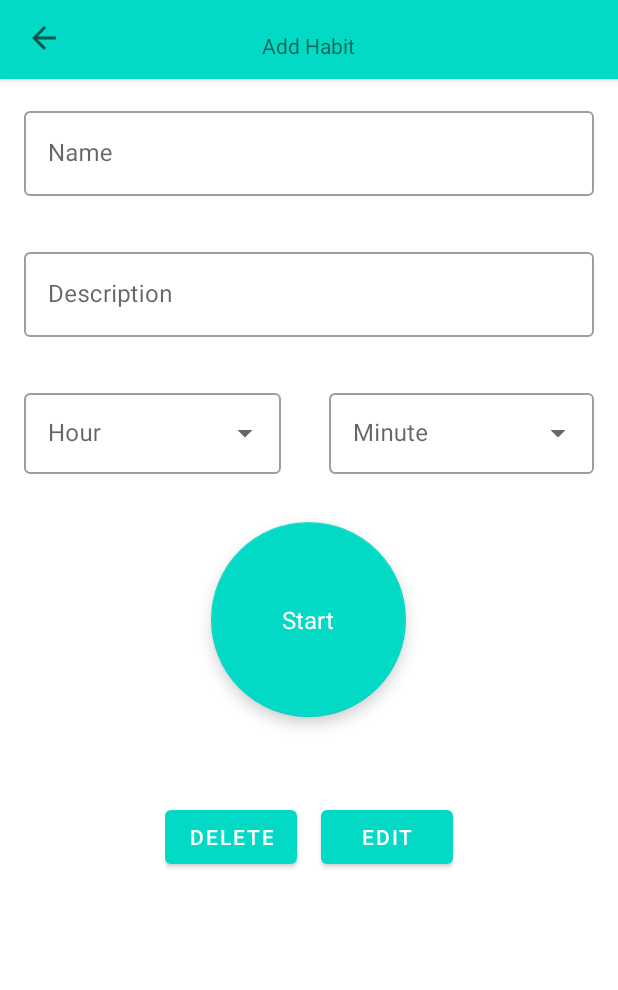
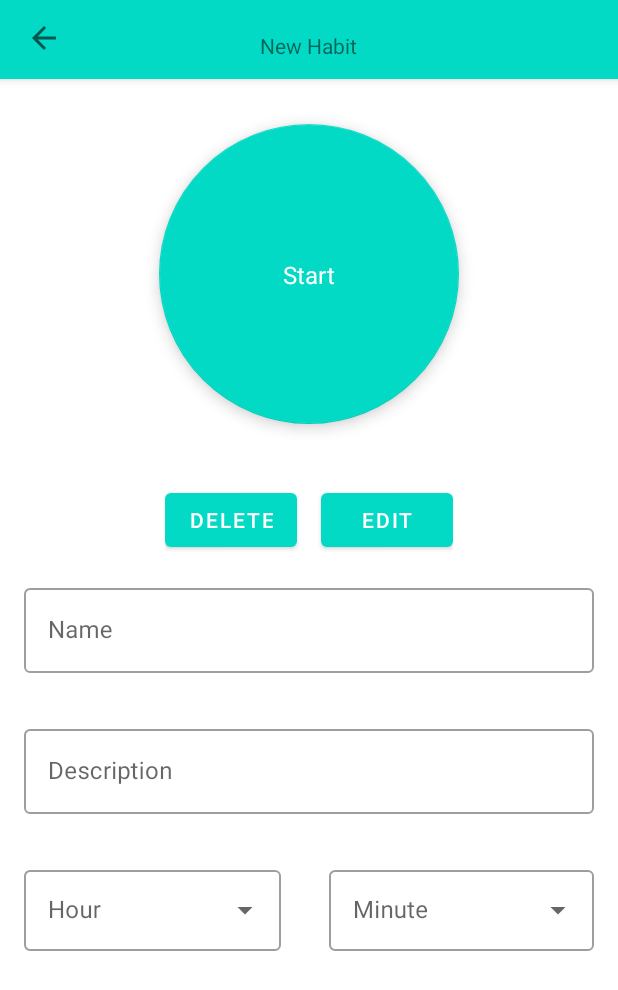
Before and after one commit to Oktawski/tasks-and-habits-android, an Android app: the fragment HabitDetailsFragment placed in its activity, on a phone screen of 412 x 824 dp. Shown: the top 990 px of the screen. Run offline under Robolectric (Android 15) with nearby library versions, the phone set to English and light mode, and no system bars; our stand-ins replace Room's generated code, RxJava; Roboto replaces fonts that are not available here; 1 statement that could not run was skipped.

Commit message:
Habit UI update
Start button opens new fragment with only one button and time left

```diff
--- a/app/src/main/java/com/example/tah/ui/habit/HabitAddFragment.kt
+++ b/app/src/main/java/com/example/tah/ui/habit/HabitAddFragment.kt
@@ -40,7 +40,7 @@ class HabitAddFragment
 
     override fun onViewCreated(view: View, savedInstanceState: Bundle?) {
         super.onViewCreated(view, savedInstanceState)
-        (requireActivity() as AddAndDetailsActivity).setTitle("Add Habit")
+        (requireActivity() as AddAndDetailsActivity).setTitle("New Habit")
         initOnClickListeners()
         initViewModelObservables()
         initSpinnerAdapters()
--- a/app/src/main/java/com/example/tah/ui/main/AddAndDetailsActivity.kt
+++ b/app/src/main/java/com/example/tah/ui/main/AddAndDetailsActivity.kt
@@ -42,13 +42,19 @@ class AddAndDetailsActivity :
         }
 
         supportFragmentManager.beginTransaction()
-                .replace(R.id.add_fragment_container, fragment)
-                .commit()
+            .replace(R.id.add_fragment_container, fragment)
+            .commit()
 
         initOnClickListeners()
     }
 
-    override fun initOnClickListeners() = backArrow.setOnClickListener { finish() }
+    override fun onBackPressed() {
+        if(supportFragmentManager.backStackEntryCount == 0) finish()
+        else supportFragmentManager.popBackStack()
+
+    }
+
+    override fun initOnClickListeners() = backArrow.setOnClickListener { onBackPressed() }
 
     override fun initViewModelObservables() {
         TODO("Not yet implemented")
--- a/app/src/main/java/com/example/tah/utilities/ViewInitializable.kt
+++ b/app/src/main/java/com/example/tah/utilities/ViewInitializable.kt
@@ -1,7 +1,6 @@
 package com.example.tah.utilities
 
 interface ViewInitializable {
-
     fun initOnClickListeners()
     fun initViewModelObservables()
 }
--- a/app/src/main/res/layout/details_habit.xml
+++ b/app/src/main/res/layout/details_habit.xml
@@ -4,7 +4,8 @@
     android:layout_width="match_parent"
     android:layout_height="match_parent"
     xmlns:app="http://schemas.android.com/apk/res-auto"
-    android:orientation="vertical">
+    android:orientation="vertical"
+    android:focusable="true">
 
     <ScrollView
         android:id="@+id/scrollView"
@@ -14,7 +15,7 @@
         <RelativeLayout
             android:id="@+id/parentRelative"
             android:layout_width="match_parent"
-            android:layout_height="match_parent">
+            android:layout_height="wrap_content">
 
             <com.google.android.material.textfield.TextInputLayout
                 android:id="@+id/name_layout"
@@ -22,7 +23,8 @@
                 android:layout_width="match_parent"
                 android:layout_height="wrap_content"
                 android:layout_margin="@dimen/text_margin"
-                android:hint="@string/name">
+                android:hint="@string/name"
+                android:layout_below="@id/buttons_layout">
 
                 <com.google.android.material.textfield.TextInputEditText
                     android:id="@+id/name"
@@ -53,7 +55,8 @@
                 android:layout_width="match_parent"
                 android:layout_height="wrap_content"
                 android:layout_below="@id/description_layout"
-                android:layout_centerHorizontal="true">
+                android:layout_centerHorizontal="true"
+                android:baselineAligned="false">
 
                 <com.google.android.material.textfield.TextInputLayout
                     android:id="@+id/hours_layout"
@@ -61,12 +64,12 @@
                     android:layout_height="wrap_content"
                     style="@style/Widget.MaterialComponents.TextInputLayout.OutlinedBox.Dense.ExposedDropdownMenu"
                     android:layout_weight="1"
-                    android:layout_margin="@dimen/text_margin"
-                    android:hint="@string/hour">
+                    android:layout_margin="@dimen/text_margin">
 
                     <AutoCompleteTextView
                         android:layout_width="match_parent"
                         android:layout_height="wrap_content"
+                        android:hint="@string/hour"
                         android:inputType="none"
                         android:padding="16dp"/>
                 </com.google.android.material.textfield.TextInputLayout>
@@ -76,14 +79,13 @@
                     android:layout_width="wrap_content"
                     android:layout_height="wrap_content"
                     style="@style/Widget.MaterialComponents.TextInputLayout.OutlinedBox.Dense.ExposedDropdownMenu"
-                    android:hint="@string/minute"
                     android:layout_weight="1"
-                    android:layout_margin="@dimen/text_margin"
-                    android:layout_toEndOf="@id/hours_layout">
+                    android:layout_margin="@dimen/text_margin">
 
                     <AutoCompleteTextView
                         android:layout_width="match_parent"
                         android:layout_height="wrap_content"
+                        android:hint="@string/minute"
                         android:inputType="none"
                         android:padding="16dp"/>
                 </com.google.android.material.textfield.TextInputLayout>
@@ -91,19 +93,25 @@
 
             <com.google.android.material.floatingactionbutton.FloatingActionButton
                 android:id="@+id/fab_start"
-                android:layout_width="130dp"
-                android:layout_height="130dp"
-                android:layout_margin="@dimen/fab_margin"
-                android:layout_below="@id/time_layout"
-                android:layout_centerHorizontal="true"/>
+                android:layout_width="200dp"
+                android:layout_height="200dp"
+                android:layout_marginTop="30dp"
+                android:layout_centerHorizontal="true"
+                android:contentDescription="@string/start_habit_button_description" />
+
+
+            <LinearLayout
+                android:id="@+id/buttons_layout"
+                android:layout_width="wrap_content"
+                android:layout_height="wrap_content"
+                android:layout_below="@id/fab_start"
+                android:layout_centerHorizontal="true">
 
                 <LinearLayout
                     android:id="@+id/delete_edit_layout"
                     android:layout_width="wrap_content"
                     android:layout_height="wrap_content"
                     android:orientation="horizontal"
-                android:layout_centerHorizontal="true"
-                android:layout_below="@id/fab_start"
                     android:layout_marginTop="40dp">
 
                     <com.google.android.material.button.MaterialButton
@@ -143,6 +151,8 @@
                         android:layout_height="wrap_content"
                         android:text="@string/save"/>
                 </LinearLayout>
+            </LinearLayout>
+
         </RelativeLayout>
 
     </ScrollView>
--- a/app/src/main/res/values/dimens.xml
+++ b/app/src/main/res/values/dimens.xml
@@ -6,4 +6,6 @@
     <dimen name="fab_margin">16dp</dimen>
     <dimen name="appbar_padding_top">8dp</dimen>
     <dimen name="text_margin">16dp</dimen>
+    <dimen name="text_m">24dp</dimen>
+    <dimen name="text_l">42dp</dimen>
 </resources>
--- a/app/src/main/res/values/strings.xml
+++ b/app/src/main/res/values/strings.xml
@@ -22,4 +22,6 @@
 
     <!-- TODO: Remove or change this placeholder text -->
     <string name="hello_blank_fragment">Hello blank fragment</string>
+    <string name="start_habit_button_description">button_to_start_habit</string>
+    <string name="button_started_time_text">button_started_time_text</string>
 </resources>
```
Also changed, not shown: app/src/main/java/com/example/tah/ui/habit/HabitDetailsFragment.kt (+7 -57 lines), app/src/main/java/com/example/tah/ui/habit/HabitStartedFragment.kt (added, +140 -0 lines), app/src/main/res/layout/details_habit_started.xml (added, +42 -0 lines). Lines whose indentation alone changed are shown as unchanged.
